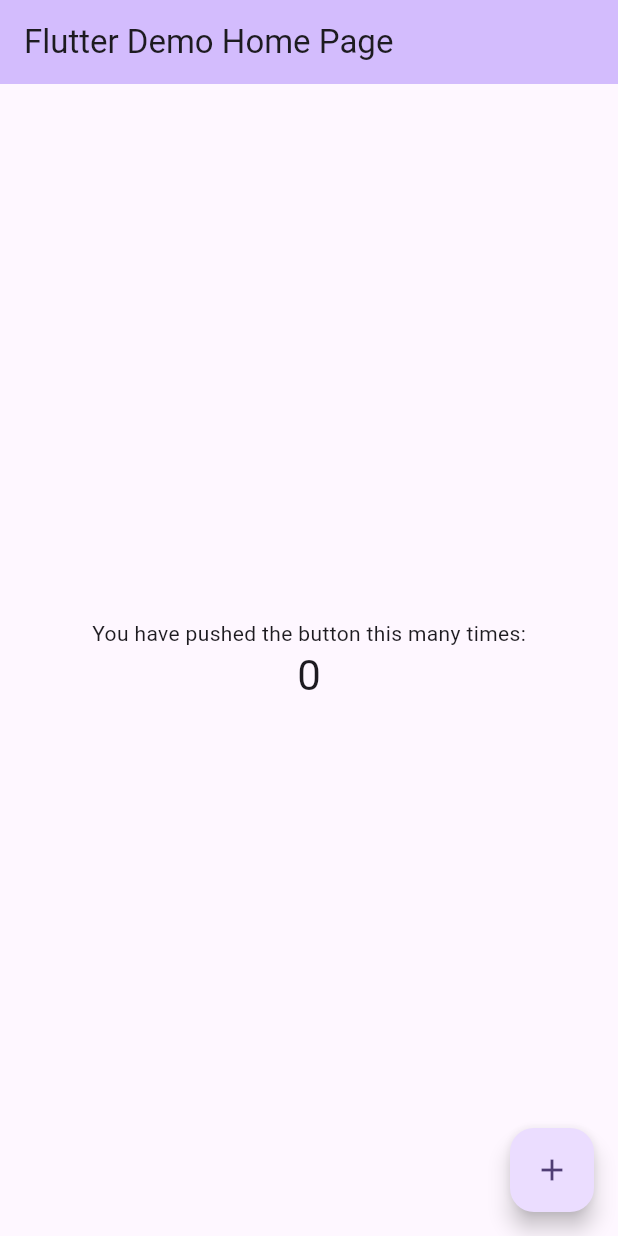
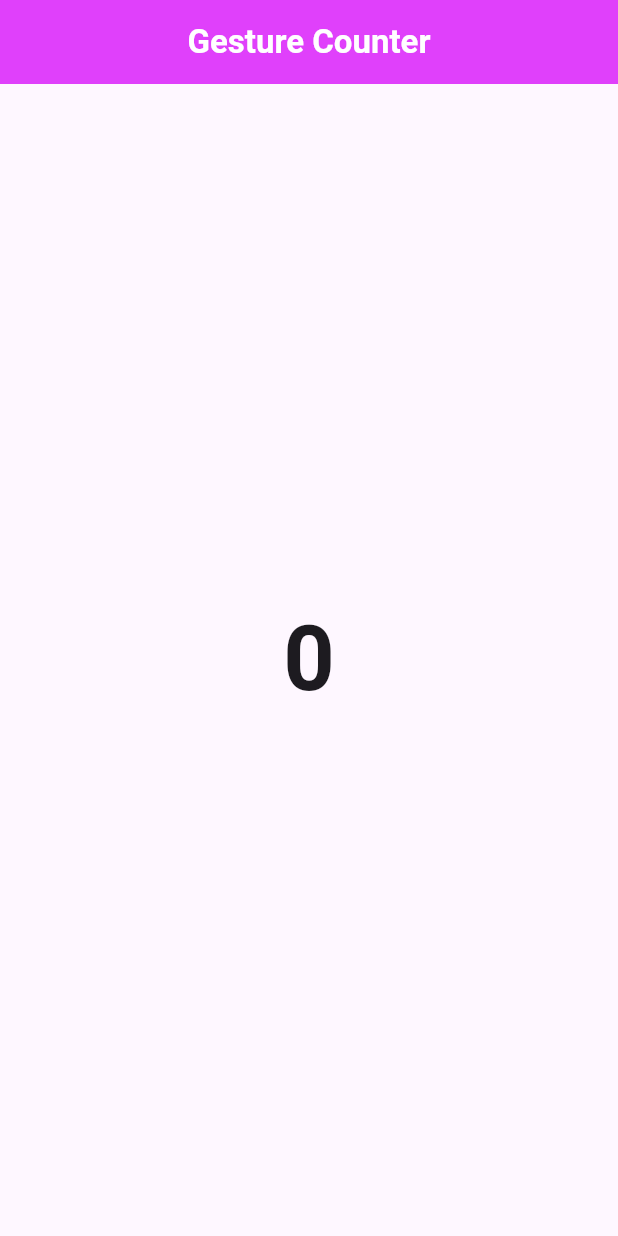
Before and after one commit to mianharoon1197/Flutter-Development, a Flutter app: the screen it shows after launch, on a phone screen of 412 x 824 dp. Run offline on Flutter 3.47's test engine with Material 3 defaults, Android fonts, the phone set to English and light mode, and no system bars; our stand-ins replace audioplayers.

Commit message:
implemented different gesture detector

```diff
--- a/Lab10/app1/lib/main.dart
+++ b/Lab10/app1/lib/main.dart
@@ -7,116 +7,151 @@ void main() {
 class MyApp extends StatelessWidget {
   const MyApp({super.key});
 
-  // This widget is the root of your application.
   @override
   Widget build(BuildContext context) {
     return MaterialApp(
-      title: 'Flutter Demo',
       theme: ThemeData(
-        // This is the theme of your application.
-        //
-        // TRY THIS: Try running your application with "flutter run". You'll see
-        // the application has a purple toolbar. Then, without quitting the app,
-        // try changing the seedColor in the colorScheme below to Colors.green
-        // and then invoke "hot reload" (save your changes or press the "hot
-        // reload" button in a Flutter-supported IDE, or press "r" if you used
-        // the command line to start the app).
-        //
-        // Notice that the counter didn't reset back to zero; the application
-        // state is not lost during the reload. To reset the state, use hot
-        // restart instead.
-        //
-        // This works for code too, not just values: Most code changes can be
-        // tested with just a hot reload.
-        colorScheme: ColorScheme.fromSeed(seedColor: Colors.deepPurple),
+        appBarTheme: AppBarTheme(
+          backgroundColor: Colors.purpleAccent,
+          centerTitle: true,
+          titleTextStyle: TextStyle(
+            color: Colors.white,
+            fontSize: 22,
+            fontWeight: FontWeight.bold,
+          ),
+        ),
       ),
-      home: const MyHomePage(title: 'Flutter Demo Home Page'),
+      home: CounterGestureScreen(),
+
+
     );
   }
 }
 
-class MyHomePage extends StatefulWidget {
-  const MyHomePage({super.key, required this.title});
-
-  // This widget is the home page of your application. It is stateful, meaning
-  // that it has a State object (defined below) that contains fields that affect
-  // how it looks.
-
-  // This class is the configuration for the state. It holds the values (in this
-  // case the title) provided by the parent (in this case the App widget) and
-  // used by the build method of the State. Fields in a Widget subclass are
-  // always marked "final".
-
-  final String title;
+class CounterGestureScreen extends StatefulWidget {
+  const CounterGestureScreen({super.key});
 
   @override
-  State<MyHomePage> createState() => _MyHomePageState();
+  State<CounterGestureScreen> createState() => _CounterGestureScreenState();
 }
 
-class _MyHomePageState extends State<MyHomePage> {
-  int _counter = 0;
-
-  void _incrementCounter() {
-    setState(() {
-      // This call to setState tells the Flutter framework that something has
-      // changed in this State, which causes it to rerun the build method below
-      // so that the display can reflect the updated values. If we changed
-      // _counter without calling setState(), then the build method would not be
-      // called again, and so nothing would appear to happen.
-      _counter++;
-    });
-  }
+class _CounterGestureScreenState extends State<CounterGestureScreen> {
+  int counter = 0;
 
   @override
   Widget build(BuildContext context) {
-    // This method is rerun every time setState is called, for instance as done
-    // by the _incrementCounter method above.
-    //
-    // The Flutter framework has been optimized to make rerunning build methods
-    // fast, so that you can just rebuild anything that needs updating rather
-    // than having to individually change instances of widgets.
     return Scaffold(
-      appBar: AppBar(
-        // TRY THIS: Try changing the color here to a specific color (to
-        // Colors.amber, perhaps?) and trigger a hot reload to see the AppBar
-        // change color while the other colors stay the same.
-        backgroundColor: Theme.of(context).colorScheme.inversePrimary,
-        // Here we take the value from the MyHomePage object that was created by
-        // the App.build method, and use it to set our appbar title.
-        title: Text(widget.title),
-      ),
-      body: Center(
-        // Center is a layout widget. It takes a single child and positions it
-        // in the middle of the parent.
-        child: Column(
-          // Column is also a layout widget. It takes a list of children and
-          // arranges them vertically. By default, it sizes itself to fit its
-          // children horizontally, and tries to be as tall as its parent.
-          //
-          // Column has various properties to control how it sizes itself and
-          // how it positions its children. Here we use mainAxisAlignment to
-          // center the children vertically; the main axis here is the vertical
-          // axis because Columns are vertical (the cross axis would be
-          // horizontal).
-          //
-          // TRY THIS: Invoke "debug painting" (choose the "Toggle Debug Paint"
-          // action in the IDE, or press "p" in the console), to see the
-          // wireframe for each widget.
-          mainAxisAlignment: MainAxisAlignment.center,
-          children: <Widget>[
-            const Text('You have pushed the button this many times:'),
-            Text(
-              '$_counter',
-              style: Theme.of(context).textTheme.headlineMedium,
+      appBar: AppBar(title: const Text("Gesture Counter")),
+      body: GestureDetector(
+        onTap: () {
+          setState(() {
+            counter += 1;
+          });
+        },
+        onDoubleTap: () {
+          setState(() {
+            counter += 5;
+          });
+        },
+        onLongPress: () {
+          setState(() {
+            counter = 0;
+          });
+        },
+        child: Center(
+          child: Text(
+            "$counter",
+            style: const TextStyle(
+              fontSize: 60,
+              fontWeight: FontWeight.bold,
             ),
-          ],
+          ),
         ),
       ),
-      floatingActionButton: FloatingActionButton(
-        onPressed: _incrementCounter,
-        tooltip: 'Increment',
-        child: const Icon(Icons.add),
-      ), // This trailing comma makes auto-formatting nicer for build methods.
     );
   }
 }
+
+// class HomeScreen extends StatefulWidget {
+//   const HomeScreen({super.key});
+
+//   @override
+//   State<HomeScreen> createState() => _HomeScreenState();
+// }
+
+// class _HomeScreenState extends State<HomeScreen> {
+//   Color bgColor = Colors.white;
+
+//   @override
+//   Widget build(BuildContext context) {
+//     return Scaffold(
+//       appBar: AppBar(title: const Text('Gesture Class')),
+//       body: GestureDetector(
+//         onTap: () {
+//           setState(() {
+//             bgColor = Colors.blue;
+//           });
+//         },
+//         onDoubleTap: (){
+//           setState(() {
+//             bgColor = Colors.green;
+//           });
+//         },
+//         onLongPress: (){
+//           setState(() {
+//             bgColor = Colors.red;
+//           });
+//         },
+//      child: Container(
+//           color: bgColor,
+//           width: double.infinity,
+//           height: double.infinity,
+//           child: const Center(
+//             child: Text(
+//               "Tap / Double Tap / Long Press",
+//               style: TextStyle(fontSize: 18),
+//             ),
+//           ),
+//      )
+//       ),
+//     );
+//   }
+// }
+
+// class IconsGestureScreen extends StatefulWidget {
+//   const IconsGestureScreen({super.key});
+
+//   @override
+//   State<IconsGestureScreen> createState() => _IconsGestureScreeState();
+// }
+
+// class _IconsGestureScreeState extends State<IconsGestureScreen> {
+//   IconData currentIcon = Icons.favorite_border;
+
+//   @override
+//   Widget build(BuildContext context) {
+//     return Scaffold(
+//       appBar: AppBar(title: const Text('Icons Gesture')),
+//       body: Center(
+//         child: GestureDetector(
+//           onTap: () {
+//             setState(() {
+//               currentIcon = Icons.favorite;
+//             });
+//           },
+//           onDoubleTap: () {
+//             setState(() {
+//               currentIcon = Icons.safety_check;
+//             });
+//           },
+//           onLongPress: () {
+//             setState(() {
+//               currentIcon = Icons.dangerous;
+//             });
+//           },
+//           child: Icon(currentIcon, color: Colors.pink, size: 100),
+//         ),
+//       ),
+//     );
+//   }
+// }
```
